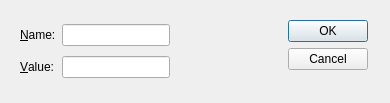
The window that ndtsconfigtool/attribute.ui (jkotan/nexdatas.configtool) describes before a commit, drawn with Qt 5.
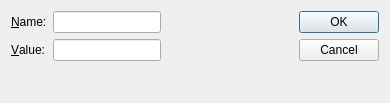
The same window after the commit.

Commit message: adding field dialog

```diff
--- a/ndtsconfigtool/attribute.ui
+++ b/ndtsconfigtool/attribute.ui
@@ -19,18 +19,11 @@
   <property name="windowTitle">
    <string>Dialog</string>
   </property>
-  <widget class="QWidget" name="">
-   <property name="geometry">
-    <rect>
-     <x>20</x>
-     <y>20</y>
-     <width>348</width>
-     <height>64</height>
-    </rect>
-   </property>
+  <layout class="QVBoxLayout" name="verticalLayout">
+   <item>
    <layout class="QHBoxLayout" name="horizontalLayout">
     <item>
-     <layout class="QGridLayout" name="gridLayout">
+      <layout class="QFormLayout" name="formLayout">
       <item row="0" column="0">
        <widget class="QLabel" name="label">
         <property name="text">
@@ -83,7 +76,8 @@
      </widget>
     </item>
    </layout>
-  </widget>
+   </item>
+  </layout>
  </widget>
  <tabstops>
   <tabstop>lineEdit</tabstop>
```
Lines whose indentation alone changed are shown as unchanged. The commit also changes 3 other files.
